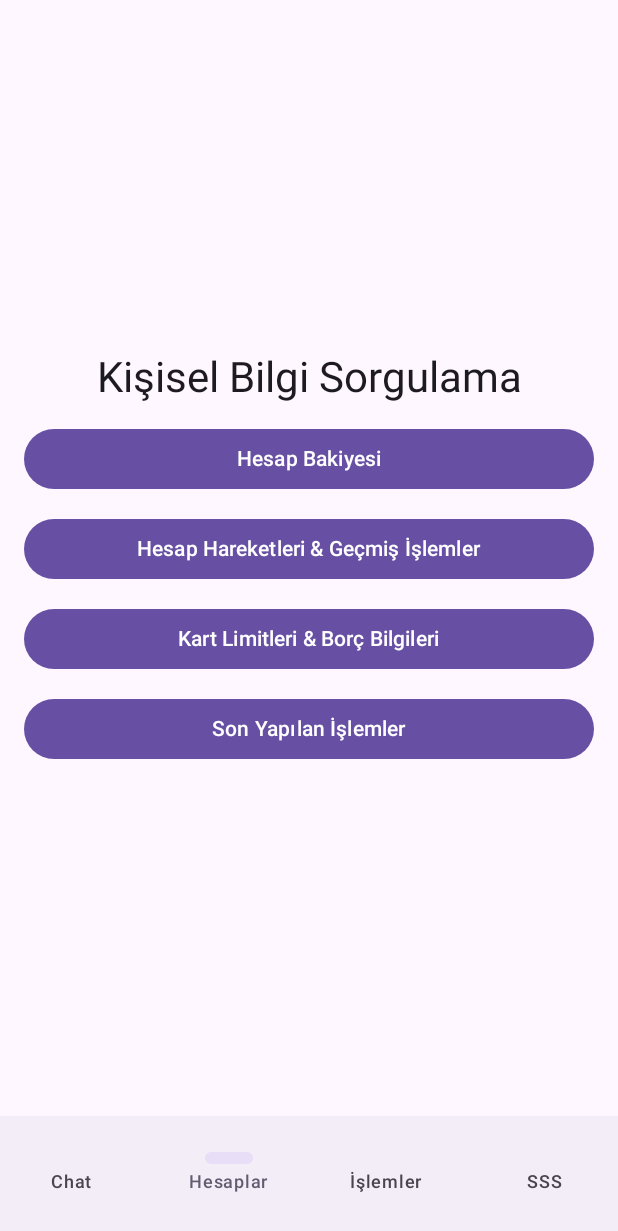
After one commit to malikr01/InterChatAPP, an Android app built with Jetpack Compose: the PersonalInfoScreen screen opened through its navigation route, on a phone screen of 412 x 824 dp. The commit adds this screen. Shown: the top 1231 px of the screen. Run offline under Robolectric (Android 15) with nearby library versions, the phone set to English and light mode, and no system bars; 1 statement that could not run was skipped.

Commit message:
Merge branch 'malikrc' of https://github.com/malikr01/InterChatAPP into Onur

```diff
--- /dev/null
+++ b/app/src/main/java/com/example/interchat/ui/navigation/AppNav.kt
@@ -0,0 +1,153 @@
+package com.example.interchat.ui.navigation
+
+import androidx.compose.foundation.layout.padding
+import androidx.compose.material3.MaterialTheme
+import androidx.compose.material3.NavigationBar
+import androidx.compose.material3.NavigationBarItem
+import androidx.compose.material3.Scaffold
+import androidx.compose.material3.Text
+import androidx.compose.runtime.Composable
+import androidx.compose.runtime.getValue
+import androidx.compose.ui.Modifier
+import androidx.navigation.NavGraphBuilder
+import androidx.navigation.NavHostController
+import androidx.navigation.compose.NavHost
+import androidx.navigation.compose.composable
+import androidx.navigation.compose.currentBackStackEntryAsState
+import androidx.navigation.compose.rememberNavController
+import com.example.interchat.ui.screens.BalanceScreen
+import com.example.interchat.ui.screens.BillPaymentScreen
+import com.example.interchat.ui.screens.CardInfoScreen
+import com.example.interchat.ui.screens.LoginScreen
+import com.example.interchat.ui.screens.PersonalInfoScreen
+import com.example.interchat.ui.screens.RecentOpsScreen
+import com.example.interchat.ui.screens.ScheduledPaymentsScreen
+import com.example.interchat.ui.screens.TopUpScreen
+import com.example.interchat.ui.screens.TransactionHistoryScreen
+import com.example.interchat.ui.screens.TransactionsHomeScreen
+import com.example.interchat.ui.screens.TransactionsScreen
+import com.example.interchat.ui.screens.TransferScreen
+
+@Composable
+fun AppRoot() {
+    val nav = rememberNavController()
+
+    NavHost(
+        navController = nav,
+        startDestination = Routes.LOGIN
+    ) {
+        // 1) LOGIN — projenizdeki imzaya göre: onLogin(email, password), diğerleri opsiyonel
+        composable(Routes.LOGIN) {
+            LoginScreen(
+                onLogin = { email, password ->
+                    nav.navigate(Routes.TABS_ACCOUNTS) {
+                        popUpTo(Routes.LOGIN) { inclusive = true }
+                        launchSingleTop = true
+                    }
+                },
+                onSignUpClick = { /* opsiyonel */ },
+                onForgotClick = { /* opsiyonel */ }
+            )
+        }
+
+        // 2) 4'lü alt bar için shell entry point'ler
+        composable(Routes.TABS_CHAT)         { TabShell(startRoute = Routes.TABS_CHAT) }
+        composable(Routes.TABS_ACCOUNTS)     { TabShell(startRoute = Routes.TABS_ACCOUNTS) }
+        composable(Routes.TABS_TRANSACTIONS) { TabShell(startRoute = Routes.TABS_TRANSACTIONS) }
+        composable(Routes.TABS_FAQ)          { TabShell(startRoute = Routes.TABS_FAQ) }
+    }
+}
+
+@Composable
+private fun TabShell(startRoute: String) {
+    val tabsNav = rememberNavController()
+
+    Scaffold(
+        bottomBar = {
+            NavigationBar {
+                val backstack by tabsNav.currentBackStackEntryAsState()
+                val current = backstack?.destination?.route.orEmpty()
+                listOf(
+                    Routes.TABS_CHAT         to "Chat",
+                    Routes.TABS_ACCOUNTS     to "Hesaplar",
+                    Routes.TABS_TRANSACTIONS to "İşlemler",
+                    Routes.TABS_FAQ          to "SSS"
+                ).forEach { (route, label) ->
+                    NavigationBarItem(
+                        selected = current.startsWith(route),
+                        onClick = {
+                            tabsNav.navigate(route) {
+                                popUpTo(tabsNav.graph.startDestinationId) { inclusive = false }
+                                launchSingleTop = true
+                            }
+                        },
+                        icon = { },
+                        label = { Text(label) }
+                    )
+                }
+            }
+        }
+    ) { pad ->
+        NavHost(
+            navController = tabsNav,
+            startDestination = startRoute,
+            modifier = Modifier.padding(pad)
+        ) {
+            // TAB 1: Chat – HomeScreen yoksa basit placeholder metin
+            composable(Routes.TABS_CHAT) {
+                Text("Chat", style = MaterialTheme.typography.headlineSmall)
+            }
+
+            // TAB 2: Hesaplar – menü + alt sayfalar
+            addAccountsGraph(tabsNav)
+
+            // TAB 3: İşlemler – detaylı alt grafik
+            addTransactionsGraph(tabsNav)
+
+            // TAB 4: SSS – placeholder
+            composable(Routes.TABS_FAQ) {
+                Text("SSS", style = MaterialTheme.typography.headlineSmall)
+            }
+        }
+    }
+}
+
+/* ---------- Hesaplar Sekmesi Grafiği ---------- */
+
+private fun NavGraphBuilder.addAccountsGraph(tabsNav: NavHostController) {
+    // Hesaplar ana sayfası: kişisel menü (4 buton)
+    composable(Routes.TABS_ACCOUNTS) {
+        PersonalInfoScreen(
+            onOpenBalance = { tabsNav.navigate(Routes.BALANCE) },
+            onOpenTx      = { tabsNav.navigate(Routes.TX) },
+            onOpenCard    = { tabsNav.navigate(Routes.CARD) },
+            onOpenRecent  = { tabsNav.navigate(Routes.RECENT) }
+        )
+    }
+    // Alt sayfalar (geri = navigateUp)
+    composable(Routes.BALANCE) { BalanceScreen(onBack = { tabsNav.navigateUp() }) }
+    composable(Routes.TX)      { TransactionsScreen(onBack = { tabsNav.navigateUp() }) }
+    composable(Routes.CARD)    { CardInfoScreen(onBack = { tabsNav.navigateUp() }) }
+    composable(Routes.RECENT)  { RecentOpsScreen(onBack = { tabsNav.navigateUp() }) }
+}
+
+/* ---------- İşlemler Sekmesi Grafiği ---------- */
+
+private fun NavGraphBuilder.addTransactionsGraph(tabsNav: NavHostController) {
+    // İşlemler ana menü
+    composable(Routes.TABS_TRANSACTIONS) {
+        TransactionsHomeScreen(
+            onTransfer  = { tabsNav.navigate(Routes.TX_TRANSFER) },
+            onBill      = { tabsNav.navigate(Routes.TX_BILL) },
+            onTopUp     = { tabsNav.navigate(Routes.TX_TOPUP) },
+            onScheduled = { tabsNav.navigate(Routes.TX_SCHEDULED) },
+            onHistory   = { tabsNav.navigate(Routes.TX_HISTORY) }
+        )
+    }
+    // Alt sayfalar (geri = navigateUp)
+    composable(Routes.TX_TRANSFER)  { TransferScreen(onBack = { tabsNav.navigateUp() }) }
+    composable(Routes.TX_BILL)      { BillPaymentScreen(onBack = { tabsNav.navigateUp() }) }
+    composable(Routes.TX_TOPUP)     { TopUpScreen(onBack = { tabsNav.navigateUp() }) }
+    composable(Routes.TX_SCHEDULED) { ScheduledPaymentsScreen(onBack = { tabsNav.navigateUp() }) }
+    composable(Routes.TX_HISTORY)   { TransactionHistoryScreen(onBack = { tabsNav.navigateUp() }) }
+}
--- /dev/null
+++ b/app/src/main/java/com/example/interchat/ui/screens/PersonalInfoScreen.kt
@@ -0,0 +1,45 @@
+package com.example.interchat.ui.screens
+
+import androidx.compose.foundation.layout.*
+import androidx.compose.material3.*
+import androidx.compose.runtime.Composable
+import androidx.compose.ui.Alignment
+import androidx.compose.ui.Modifier
+import androidx.compose.ui.unit.dp
+
+@Composable
+fun PersonalInfoScreen(
+    onOpenBalance: () -> Unit,
+    onOpenTx: () -> Unit,
+    onOpenCard: () -> Unit,
+    onOpenRecent: () -> Unit
+) {
+    Column(
+        modifier = Modifier
+            .fillMaxSize()
+            .padding(16.dp),
+        verticalArrangement = Arrangement.spacedBy(12.dp, Alignment.CenterVertically),
+        horizontalAlignment = Alignment.CenterHorizontally
+    ) {
+        Text(
+            text = "Kişisel Bilgi Sorgulama",
+            style = MaterialTheme.typography.headlineMedium
+        )
+
+        Button(onClick = onOpenBalance, modifier = Modifier.fillMaxWidth()) {
+            Text("Hesap Bakiyesi")
+        }
+
+        Button(onClick = onOpenTx, modifier = Modifier.fillMaxWidth()) {
+            Text("Hesap Hareketleri & Geçmiş İşlemler")
+        }
+
+        Button(onClick = onOpenCard, modifier = Modifier.fillMaxWidth()) {
+            Text("Kart Limitleri & Borç Bilgileri")
+        }
+
+        Button(onClick = onOpenRecent, modifier = Modifier.fillMaxWidth()) {
+            Text("Son Yapılan İşlemler")
+        }
+    }
+}
```
Also changed, not shown: app/src/main/java/com/example/interchat/MainActivity.kt (+9 -45 lines), app/src/main/java/com/example/interchat/ui/navigation/Routes.kt (added, +31 -0 lines), app/src/main/java/com/example/interchat/ui/screens/FinancialCalculationsScreen.kt (added, +30 -0 lines), app/src/main/java/com/example/interchat/ui/screens/PersonalSubScreens.kt (added, +116 -0 lines), app/src/main/java/com/example/interchat/ui/screens/TransactionsScreens.kt (added, +166 -0 lines).
